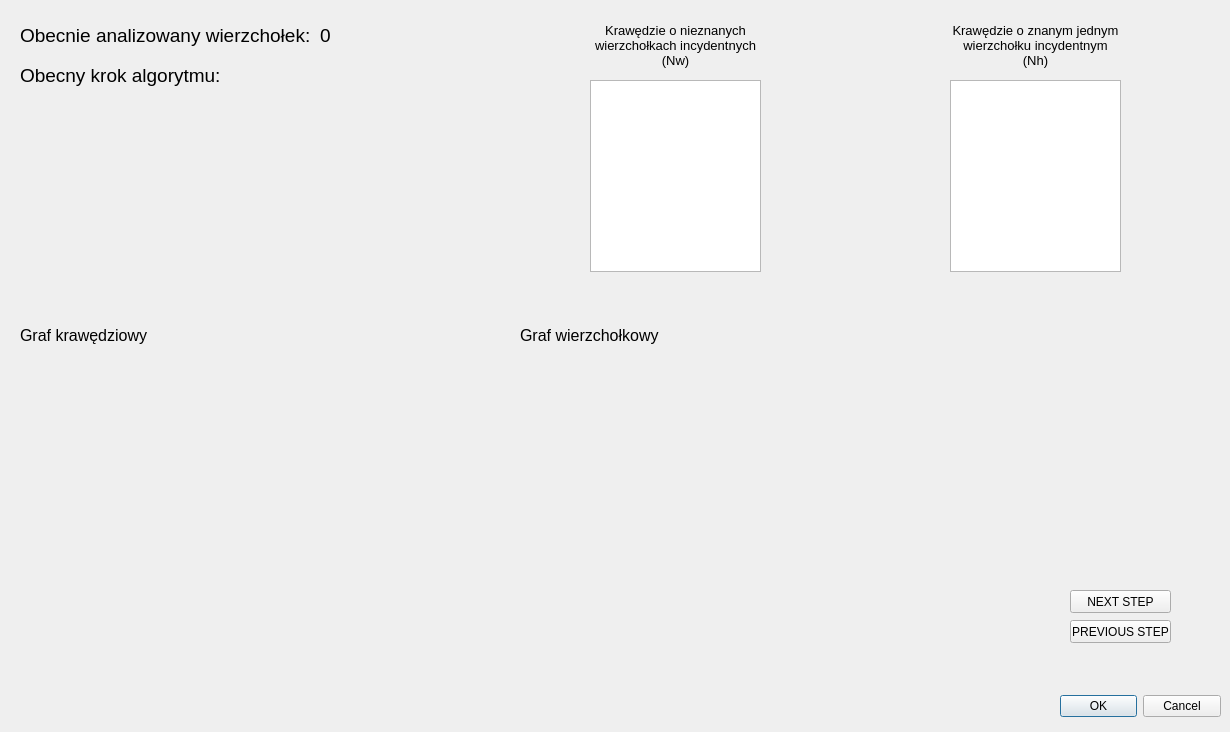
Before: the Qt Designer form graphs/drawwindow.ui in kborkowska/line-graph, drawn with Qt 5.
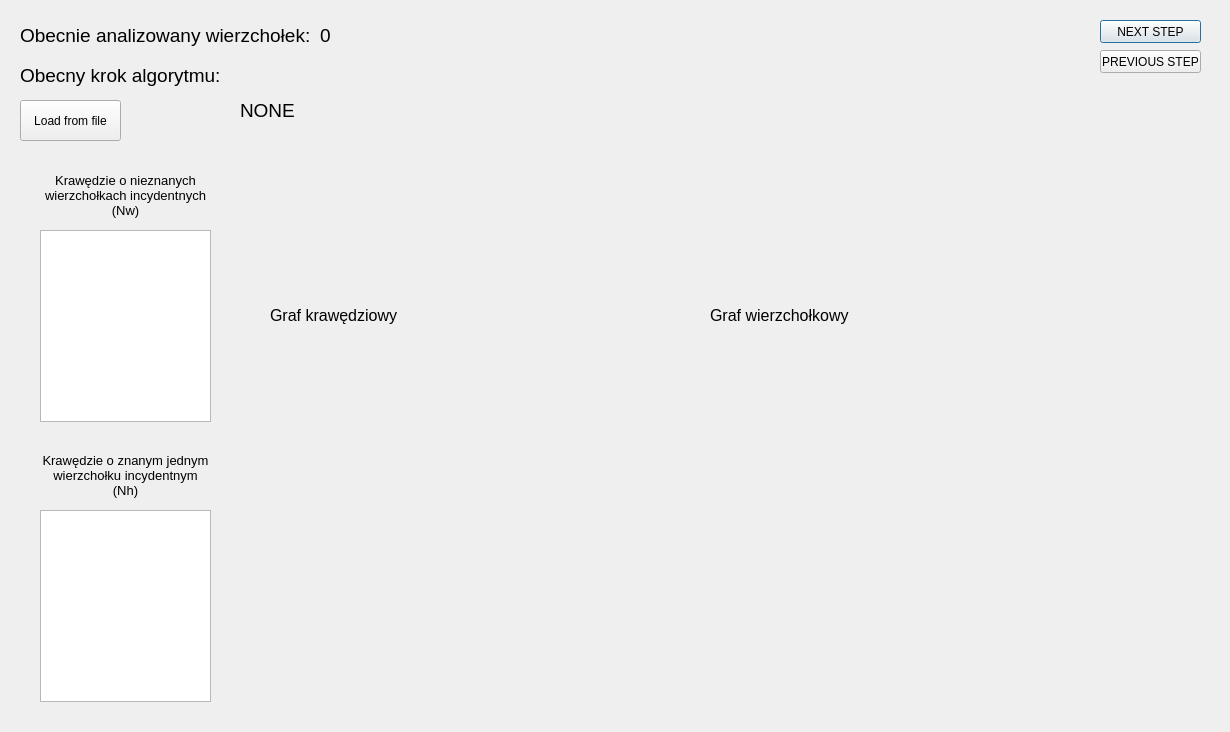
After: the same form once the commit is applied. Custom widgets are drawn as their Qt base class.

The edit to the form file:
```diff
--- a/graphs/drawwindow.ui
+++ b/graphs/drawwindow.ui
@@ -13,27 +13,11 @@
   <property name="windowTitle">
    <string>Dialog</string>
   </property>
-  <widget class="QDialogButtonBox" name="buttonBox">
-   <property name="geometry">
-    <rect>
-     <x>1060</x>
-     <y>690</y>
-     <width>161</width>
-     <height>32</height>
-    </rect>
-   </property>
-   <property name="orientation">
-    <enum>Qt::Horizontal</enum>
-   </property>
-   <property name="standardButtons">
-    <set>QDialogButtonBox::Cancel|QDialogButtonBox::Ok</set>
-   </property>
-  </widget>
   <widget class="QLabel" name="label">
    <property name="geometry">
     <rect>
-     <x>20</x>
-     <y>320</y>
+     <x>270</x>
+     <y>300</y>
      <width>141</width>
      <height>31</height>
     </rect>
@@ -50,8 +34,8 @@
   <widget class="GraphDrawArea" name="lineGraphDrawArea" native="true">
    <property name="geometry">
     <rect>
-     <x>20</x>
-     <y>350</y>
+     <x>270</x>
+     <y>330</y>
      <width>421</width>
      <height>371</height>
     </rect>
@@ -60,8 +44,8 @@
   <widget class="GraphDrawArea" name="nodeGraphDrawArea" native="true">
    <property name="geometry">
     <rect>
-     <x>520</x>
-     <y>350</y>
+     <x>710</x>
+     <y>330</y>
      <width>421</width>
      <height>371</height>
     </rect>
@@ -70,8 +54,8 @@
   <widget class="QLabel" name="label_2">
    <property name="geometry">
     <rect>
-     <x>520</x>
-     <y>320</y>
+     <x>710</x>
+     <y>300</y>
      <width>151</width>
      <height>31</height>
     </rect>
@@ -124,8 +108,8 @@
   <widget class="QLabel" name="label_5">
    <property name="geometry">
     <rect>
-     <x>590</x>
-     <y>20</y>
+     <x>40</x>
+     <y>170</y>
      <width>171</width>
      <height>51</height>
     </rect>
@@ -148,8 +132,8 @@
   <widget class="QLabel" name="label_6">
    <property name="geometry">
     <rect>
-     <x>950</x>
-     <y>20</y>
+     <x>40</x>
+     <y>450</y>
      <width>171</width>
      <height>51</height>
     </rect>
@@ -175,8 +159,8 @@
    </property>
    <property name="geometry">
     <rect>
-     <x>590</x>
-     <y>80</y>
+     <x>40</x>
+     <y>230</y>
      <width>171</width>
      <height>192</height>
     </rect>
@@ -188,8 +172,8 @@
   <widget class="QListWidget" name="NhList">
    <property name="geometry">
     <rect>
-     <x>950</x>
-     <y>80</y>
+     <x>40</x>
+     <y>510</y>
      <width>171</width>
      <height>192</height>
     </rect>
@@ -216,8 +200,8 @@
   <widget class="QPushButton" name="nextStepButton">
    <property name="geometry">
     <rect>
-     <x>1070</x>
-     <y>590</y>
+     <x>1100</x>
+     <y>20</y>
      <width>101</width>
      <height>23</height>
     </rect>
@@ -229,8 +213,8 @@
   <widget class="QPushButton" name="prevStepButton">
    <property name="geometry">
     <rect>
-     <x>1070</x>
-     <y>620</y>
+     <x>1100</x>
+     <y>50</y>
      <width>101</width>
      <height>23</height>
     </rect>
@@ -239,6 +223,37 @@
     <string>PREVIOUS STEP</string>
    </property>
   </widget>
+  <widget class="QLabel" name="stepLabel">
+   <property name="geometry">
+    <rect>
+     <x>240</x>
+     <y>60</y>
+     <width>791</width>
+     <height>101</height>
+    </rect>
+   </property>
+   <property name="font">
+    <font>
+     <pointsize>14</pointsize>
+    </font>
+   </property>
+   <property name="text">
+    <string>NONE</string>
+   </property>
+  </widget>
+  <widget class="QPushButton" name="loadFromFileButton">
+   <property name="geometry">
+    <rect>
+     <x>20</x>
+     <y>100</y>
+     <width>101</width>
+     <height>41</height>
+    </rect>
+   </property>
+   <property name="text">
+    <string>Load from file</string>
+   </property>
+  </widget>
  </widget>
  <customwidgets>
   <customwidget>
```
Left out of the diff: 35 changed lines with no effect on the pictures.
